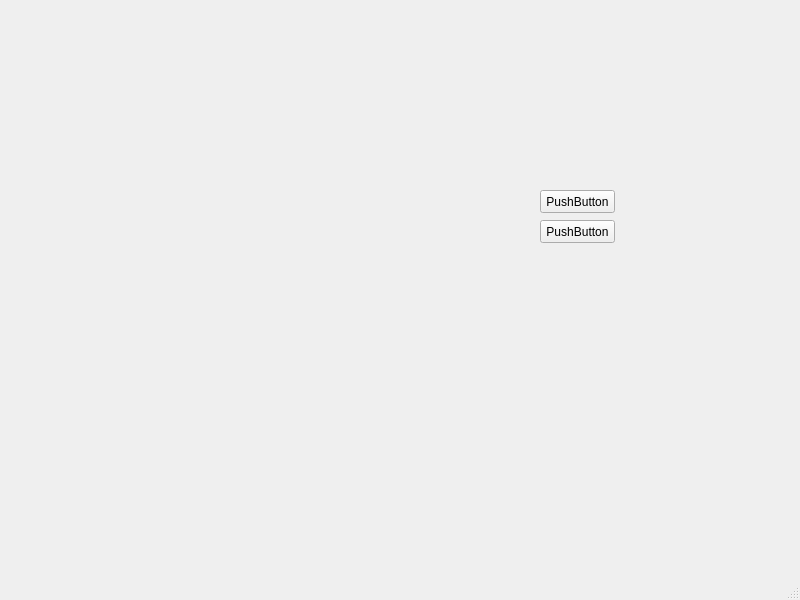
Astropl/TestRamek, file Kontrahent/kontrahentlista.ui: the form before one commit.
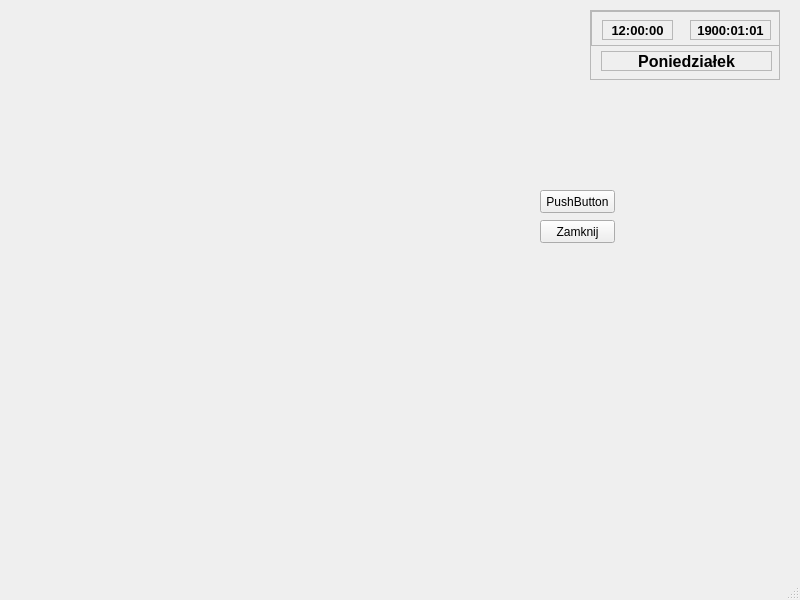
The form after the commit.

```diff
--- a/Kontrahent/kontrahentlista.ui
+++ b/Kontrahent/kontrahentlista.ui
@@ -37,7 +37,136 @@
      </rect>
     </property>
     <property name="text">
-     <string>PushButton</string>
+     <string>Zamknij</string>
+    </property>
+   </widget>
+   <widget class="QScrollArea" name="scrollArea">
+    <property name="geometry">
+     <rect>
+      <x>590</x>
+      <y>10</y>
+      <width>190</width>
+      <height>70</height>
+     </rect>
+    </property>
+    <property name="widgetResizable">
+     <bool>true</bool>
+    </property>
+    <widget class="QWidget" name="scrollAreaWidgetContents">
+     <property name="geometry">
+      <rect>
+       <x>0</x>
+       <y>0</y>
+       <width>188</width>
+       <height>68</height>
+      </rect>
+     </property>
+     <widget class="QLabel" name="labelDzien">
+      <property name="geometry">
+       <rect>
+        <x>10</x>
+        <y>40</y>
+        <width>171</width>
+        <height>20</height>
+       </rect>
+      </property>
+      <property name="font">
+       <font>
+        <pointsize>12</pointsize>
+        <weight>75</weight>
+        <bold>true</bold>
+       </font>
+      </property>
+      <property name="frameShape">
+       <enum>QFrame::StyledPanel</enum>
+      </property>
+      <property name="text">
+       <string>Poniedziałek</string>
+      </property>
+      <property name="alignment">
+       <set>Qt::AlignCenter</set>
+      </property>
+      <property name="wordWrap">
+       <bool>false</bool>
+      </property>
+     </widget>
+     <widget class="QScrollArea" name="scrollArea_2">
+      <property name="geometry">
+       <rect>
+        <x>0</x>
+        <y>0</y>
+        <width>190</width>
+        <height>35</height>
+       </rect>
+      </property>
+      <property name="widgetResizable">
+       <bool>true</bool>
+      </property>
+      <widget class="QWidget" name="scrollAreaWidgetContents_2">
+       <property name="geometry">
+        <rect>
+         <x>0</x>
+         <y>0</y>
+         <width>188</width>
+         <height>33</height>
+        </rect>
+       </property>
+       <widget class="QLabel" name="labelZegara">
+        <property name="geometry">
+         <rect>
+          <x>10</x>
+          <y>8</y>
+          <width>71</width>
+          <height>20</height>
+         </rect>
+        </property>
+        <property name="font">
+         <font>
+          <pointsize>10</pointsize>
+          <weight>75</weight>
+          <bold>true</bold>
+         </font>
+        </property>
+        <property name="frameShape">
+         <enum>QFrame::StyledPanel</enum>
+        </property>
+        <property name="text">
+         <string>12:00:00</string>
+        </property>
+        <property name="alignment">
+         <set>Qt::AlignCenter</set>
+        </property>
+       </widget>
+      </widget>
+     </widget>
+     <zorder>scrollArea_2</zorder>
+     <zorder>labelDzien</zorder>
+    </widget>
+   </widget>
+   <widget class="QLabel" name="labelDaty">
+    <property name="geometry">
+     <rect>
+      <x>690</x>
+      <y>20</y>
+      <width>81</width>
+      <height>20</height>
+     </rect>
+    </property>
+    <property name="font">
+     <font>
+      <pointsize>10</pointsize>
+      <weight>75</weight>
+      <bold>true</bold>
+     </font>
+    </property>
+    <property name="frameShape">
+     <enum>QFrame::StyledPanel</enum>
+    </property>
+    <property name="text">
+     <string>1900:01:01</string>
+    </property>
+    <property name="alignment">
+     <set>Qt::AlignCenter</set>
     </property>
    </widget>
   </widget>
```
